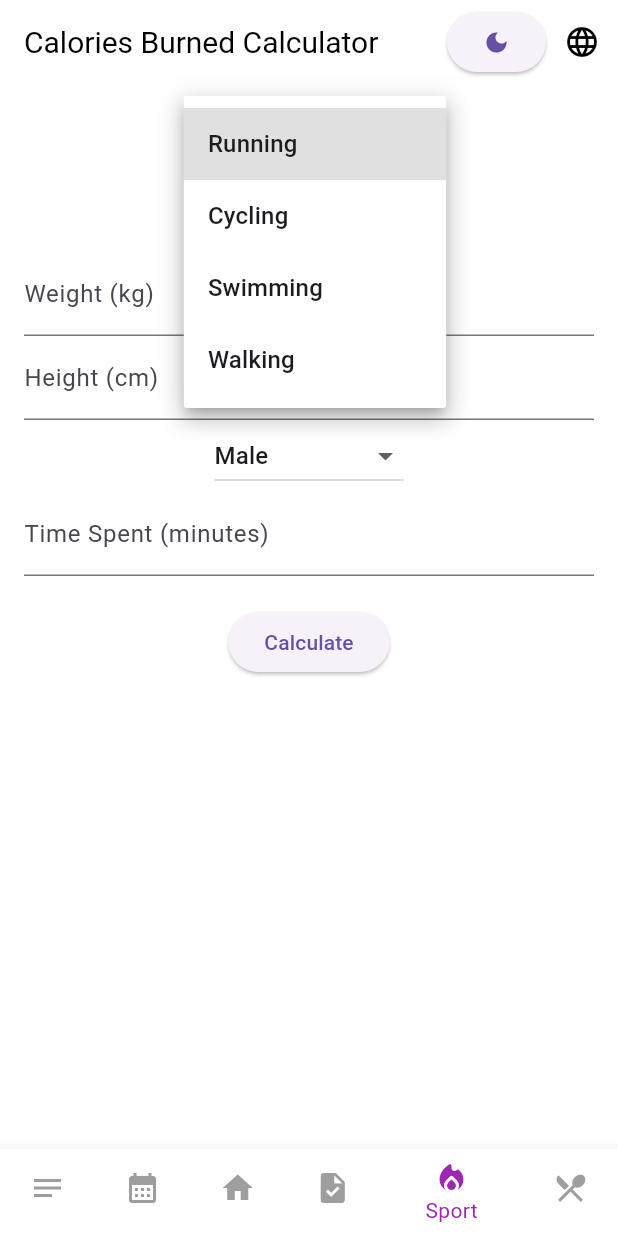
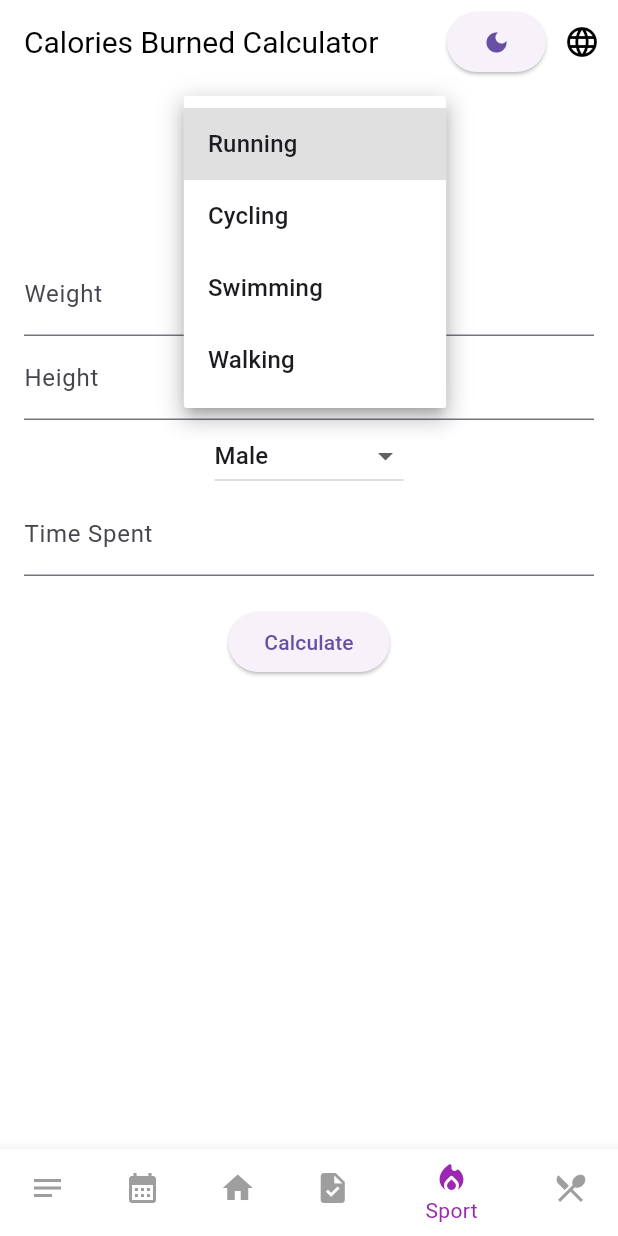
Before and after one commit to Woolfer0097/FlannerOrganization, a Flutter app: the screen it shows after launch, item 5 of the bottom bar chosen, after a tap on "Select Workout", on a phone screen of 412 x 824 dp. Run offline on Flutter 3.47's test engine with Material 3 defaults, Android fonts, the phone set to English and light mode, and no system bars; our stand-ins replace flutter_riverpod, shared_preferences, table_calendar; generated files the repository leaves out were written again.

Commit message:
SportScreen

```diff
--- a/lib/Pages/SportsScreen.dart
+++ b/lib/Pages/SportsScreen.dart
@@ -3,6 +3,8 @@ import 'package:flutter_riverpod/flutter_riverpod.dart';
 import 'package:shared_preferences/shared_preferences.dart';
 import 'Theme/Theme.dart';
 import 'ButtonsComponent.dart' as Buttons;
+
+import 'package:flutter_gen/gen_l10n/app_localizations.dart';
 
 class SportScreen extends StatelessWidget {
   @override
@@ -23,23 +25,35 @@ class _WorkoutScreenState extends State<WorkoutScreen> {
   String? selectedIntensity;
   double weight = 70.0; // default value
   double height = 170.0; // default value
-  String gender = 'Male'; // default value
-  int reps = 0;
+  String? gender; // initially null to avoid issues before localizations load
   double timeSpent = 0.0;
 
-  final List<String> workouts = [
-    'Running',
-    'Cycling',
-    'Swimming',
-    'Walking',
-    // Add more workouts
-  ];
+  late List<String> workouts;
+  late List<String> intensities;
+  AppLocalizations? localizations;
 
-  final List<String> intensities = [
-    'Low',
-    'Medium',
-    'High',
-  ];
+  @override
+  void didChangeDependencies() {
+    super.didChangeDependencies();
+    localizations = AppLocalizations.of(context);
+
+    workouts = [
+      localizations!.running,
+      localizations!.cycling,
+      localizations!.swimming,
+      localizations!.walking,
+      // Add more workouts
+    ];
+
+    intensities = [
+      localizations!.low,
+      localizations!.medium,
+      localizations!.high,
+    ];
+
+    // Set default gender value after localizations are loaded
+    gender = localizations!.male;
+  }
 
   double calculateCalories() {
     double met = 0.0;
@@ -56,7 +70,6 @@ class _WorkoutScreenState extends State<WorkoutScreen> {
       case 'Walking':
         met = selectedIntensity == 'High' ? 3.8 : selectedIntensity == 'Medium' ? 3.0 : 2.5;
         break;
-    // Add more cases for different workouts
       default:
         met = 1.0;
     }
@@ -79,17 +92,22 @@ class _WorkoutScreenState extends State<WorkoutScreen> {
     return prefs.getDouble(key) ?? 0;
   }
 
-
   @override
   Widget build(BuildContext context) {
+    if (localizations == null) {
+      return Scaffold(
+        body: Center(child: CircularProgressIndicator()),
+      );
+    }
+
     return Scaffold(
       body: Padding(
         padding: const EdgeInsets.all(16.0),
         child: Column(
           children: [
             DropdownButton<String>(
-              value: selectedWorkout,
-              hint: Text('Select Workout'),
+              value: workouts.contains(selectedWorkout) ? selectedWorkout : null,
+              hint: Text(AppLocalizations.of(context)!.select_workout),
               onChanged: (newValue) {
                 setState(() {
                   selectedWorkout = newValue;
@@ -103,8 +121,8 @@ class _WorkoutScreenState extends State<WorkoutScreen> {
               }).toList(),
             ),
             DropdownButton<String>(
-              value: selectedIntensity,
-              hint: Text('Select Intensity'),
+              value: intensities.contains(selectedIntensity) ? selectedIntensity : null,
+              hint: Text(AppLocalizations.of(context)!.select_intensity),
               onChanged: (newValue) {
                 setState(() {
                   selectedIntensity = newValue;
@@ -119,7 +137,7 @@ class _WorkoutScreenState extends State<WorkoutScreen> {
             ),
             TextField(
               keyboardType: TextInputType.number,
-              decoration: InputDecoration(labelText: 'Weight (kg)'),
+              decoration: InputDecoration(labelText: AppLocalizations.of(context)!.weight),
               onChanged: (value) {
                 setState(() {
                   weight = double.parse(value);
@@ -128,7 +146,7 @@ class _WorkoutScreenState extends State<WorkoutScreen> {
             ),
             TextField(
               keyboardType: TextInputType.number,
-              decoration: InputDecoration(labelText: 'Height (cm)'),
+              decoration: InputDecoration(labelText: AppLocalizations.of(context)!.height),
               onChanged: (value) {
                 setState(() {
                   if (double.tryParse(value) != null) {
@@ -139,13 +157,13 @@ class _WorkoutScreenState extends State<WorkoutScreen> {
             ),
             DropdownButton<String>(
               value: gender,
-              hint: Text('Select Gender'),
+              hint: Text(AppLocalizations.of(context)!.select_gender),
               onChanged: (newValue) {
                 setState(() {
                   gender = newValue!;
                 });
               },
-              items: ['Male', 'Female'].map((gender) {
+              items: [localizations!.male, localizations!.female].map((gender) {
                 return DropdownMenuItem(
                   child: Text(gender),
                   value: gender,
@@ -154,7 +172,7 @@ class _WorkoutScreenState extends State<WorkoutScreen> {
             ),
             TextField(
               keyboardType: TextInputType.number,
-              decoration: InputDecoration(labelText: 'Time Spent (minutes)'),
+              decoration: InputDecoration(labelText: AppLocalizations.of(context)!.time_spent),
               onChanged: (value) {
                 setState(() {
                   timeSpent = double.parse(value);
@@ -172,13 +190,13 @@ class _WorkoutScreenState extends State<WorkoutScreen> {
                   context: context,
                   builder: (context) => AlertDialog(
                     content: Text(
-                      'Calories Burned: ${caloriesBurned.toStringAsFixed(2)}\n'
-                          'Total Calories Burned Today: ${totalCaloriesBurnedToday.toStringAsFixed(2)}',
+                      localizations!.calories_burned + ": " + caloriesBurned.toStringAsFixed(2) + ' kcal \n' +
+                      localizations!.total_calories_burned + ": " + totalCaloriesBurnedToday.toStringAsFixed(2) + ' kcal',
                     ),
                   ),
                 );
               },
-              child: Text('Calculate'),
+              child: Text(AppLocalizations.of(context)!.calculate),
             ),
           ],
         ),
```
Also changed, not shown: lib/l10n/app_en.arb (+19 -0 lines), lib/l10n/app_ru.arb (+37 -18 lines), 1 other file.
